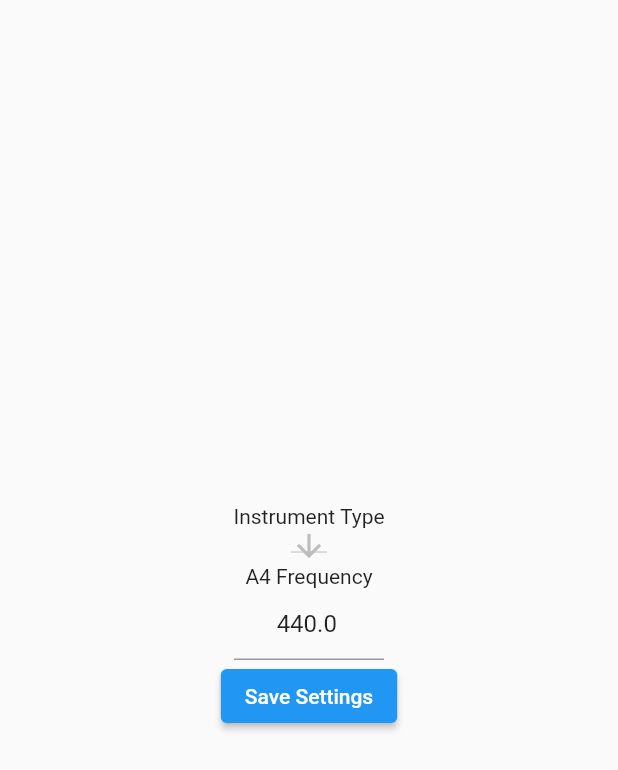
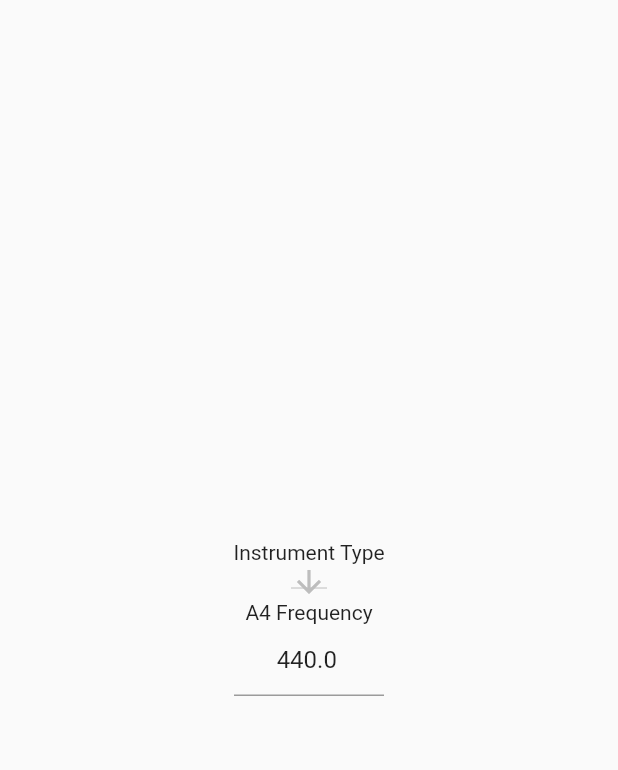
Before and after one commit to MacherelR/instrument_tuner, a Flutter app: the SettingsView widget shown alone on an empty page, opened directly, on a phone screen of 412 x 824 dp. Shown: the top 770 px of the screen. Run offline on Flutter 3.47's test engine with Material 2 defaults, Android fonts, the phone set to English and light mode, and no system bars; our stand-ins replace bloc, equatable, flutter_bloc, permission_handler, rxdart, shared_preferences and 1 more; missing offline and left inert: flutter_audio_capture, oscilloscope, pitch_detector_dart, pitchupdart; accounts and stored records are empty.

Commit message:
Bloc Provider + sharedPrefs storage for Settings

```diff
--- a/app_tuner/lib/Apis/SharedPrefsSettingsAPI.dart
+++ b/app_tuner/lib/Apis/SharedPrefsSettingsAPI.dart
@@ -14,11 +14,9 @@ class SharedPrefsSettingsAPI extends SettingsApi {
       : _preferences = plugin {
     final settingsJson = _getValue(_settingsKey);
     if (settingsJson != null) {
-      final settings = (json.decode(settingsJson) as List)
-          .map((e) => TunerSettings.fromJson(e))
-          .toList();
+      final settings = (json.decode(settingsJson));
     } else {
-      final settings = [const TunerSettings()];
+      final settings = const TunerSettings();
     }
   }
 
@@ -26,23 +24,25 @@ class SharedPrefsSettingsAPI extends SettingsApi {
   Future<void> deleteSettings(String id) {
     throw UnimplementedError();
   }
-
-  final _settingsStreamController = BehaviorSubject<TunerSettings>();
   String? _getValue(String key) => _preferences.getString(_settingsKey);
   Future<void> _setValue(String key, String value) =>
       _preferences.setString(key, value);
 
   @override
   TunerSettings getSettings() {
-    return _settingsStreamController.hasValue
-        ? _settingsStreamController.value
-        : const TunerSettings();
+    final settingsJson = _getValue(_settingsKey);
+    if(settingsJson != null){
+      var decoded = json.decode(settingsJson) as Map<String,dynamic>;
+      var decodedSettings = TunerSettings.fromJson(decoded);
+      return decodedSettings;
+    }
+    else{
+      return const TunerSettings();
+    }
   }
 
   @override
   Future<void> saveSettings(TunerSettings tunerSettings) {
-    final settings = _settingsStreamController.value;
-    _settingsStreamController.add(tunerSettings);
-    return _setValue(_settingsKey, json.encode(settings));
+    return _setValue(_settingsKey, json.encode(tunerSettings));
   }
 }
--- a/app_tuner/lib/Blocs/settings_bloc.dart
+++ b/app_tuner/lib/Blocs/settings_bloc.dart
@@ -25,7 +25,9 @@ class SettingsBloc extends Bloc<SettingsEvent, SettingsState> {
   // }
   Future<void> _onSettingsEdited(
       SettingsEdited event, Emitter<SettingsState> emit) async {
+    emit(state.copyWith(status: SettingsStatus.loading));
     await _settingsRepository.saveSettings(event.settings);
+    emit(state.copyWith(status: SettingsStatus.loaded, settings: event.settings));
   }
 
   Future<void> _onSettingsSubscriptionRequested(
--- a/app_tuner/lib/Pages/SettingsPage.dart
+++ b/app_tuner/lib/Pages/SettingsPage.dart
@@ -29,11 +29,11 @@ class SettingsView extends StatelessWidget {
   @override
   Widget build(BuildContext context) {
     return BlocBuilder<SettingsBloc, SettingsState>(builder: (context, state) {
-      if (state.status == SettingsStatus.loading) {
-        return const Center(
-          child: CircularProgressIndicator(),
-        );
-      }
+      // if (state.status == SettingsStatus.loading) {
+      //   return const Center(
+      //     child: CircularProgressIndicator(),
+      //   );
+      // }
 
       return Column(
         mainAxisAlignment: MainAxisAlignment.center,
--- a/app_tuner/lib/models/Settings.dart
+++ b/app_tuner/lib/models/Settings.dart
@@ -10,7 +10,7 @@ class TunerSettings {
   final double _baseFrequency;
 
   TunerSettings.fromJson(Map<String, dynamic> json)
-      : _instrumentType = json['instrumentType'] ?? InstrumentType.guitar,
+      : _instrumentType = stringToInstype(json['instrumentType']) ?? InstrumentType.guitar,
         _baseFrequency = json['baseFrequency'] ?? 440;
 
   Map<String, dynamic> toJson() => {
@@ -18,7 +18,25 @@ class TunerSettings {
         'baseFrequency': _baseFrequency
       };
 
+
   InstrumentType get instrumentType {
     return _instrumentType;
   }
+  double get baseFrequency{
+    return _baseFrequency;
+  }
 }
+
+InstrumentType? stringToInstype(String val){
+  InstrumentType? ret = null;
+  switch (val){
+    case "InstrumentType.Guitar":{
+      ret =  InstrumentType.guitar;
+      break;
+    }
+    case "InstrumentType.violin":
+      ret =  InstrumentType.violin;
+      break;
+  }
+  return ret;
+}
--- a/app_tuner/lib/widgets/freq_form.dart
+++ b/app_tuner/lib/widgets/freq_form.dart
@@ -16,13 +16,15 @@ class FrequencyForm extends StatefulWidget {
 
 class _FrequencyFormState extends State<FrequencyForm> {
   final _formKey = GlobalKey<FormState>();
-  final defaultFrequency = 440.0;
-  final frequencyController = TextEditingController(text: '440.0');
-  InstrumentType instrument = InstrumentType.guitar;
-  double setFrequency = 440.0;
+  final frequencyController = TextEditingController();
   @override
   Widget build(BuildContext context) {
     return BlocBuilder<SettingsBloc, SettingsState>(builder: (context, state) {
+      TunerSettings settings = state.settings;
+      InstrumentType instrument = settings.instrumentType;
+      double setFrequency = settings.baseFrequency;
+      String text = settings.baseFrequency.toString();
+      frequencyController.value = frequencyController.value.copyWith(text: text);
       if (state.status == SettingsStatus.loading) {
         return const Center(
           child: CircularProgressIndicator(),
@@ -32,22 +34,6 @@ class _FrequencyFormState extends State<FrequencyForm> {
         mainAxisAlignment: MainAxisAlignment.center,
         crossAxisAlignment: CrossAxisAlignment.center,
         children: <Widget>[
-          // const Center(
-          //   child: Text('Instrument Type'),
-          // ),
-          // Center(
-          //     child: DropdownButton<InstrumentType>(
-          //         value: state.settings.instrumentType,
-          //         icon: const Icon(Icons.arrow_downward),
-          //         items: InstrumentType.values.map((InstrumentType classType) {
-          //           return DropdownMenuItem<InstrumentType>(
-          //               value: classType, child: Text(classType.name));
-          //         }).toList(),
-          //         onChanged: (value) {
-          //           context
-          //               .read<SettingsBloc>()
-          //               .add(SettingsEdited(state.settings));
-          //         })),
           Center(
               child: Form(
             key: _formKey,
@@ -61,7 +47,7 @@ class _FrequencyFormState extends State<FrequencyForm> {
                   ),
                   Center(
                      child: DropdownButton<InstrumentType>(
-                          value: state.settings.instrumentType,
+                      value: settings.instrumentType,
                       icon: const Icon(Icons.arrow_downward),
                       items: InstrumentType.values
                           .map((InstrumentType classType) {
@@ -69,8 +55,19 @@ class _FrequencyFormState extends State<FrequencyForm> {
                             value: classType, child: Text(classType.name));
                       }).toList(),
                       onChanged: (value) {
+                        // print("onChanged, value = " + value.toString());
+                        // instrument = value!;
+                        // print("instrument var value : " + instrument.toString());
+                        // setState(() {
+                        //   value: instrument;
+                        // });
                         instrument = value!;
-                          })),
+                        TunerSettings settings = TunerSettings(
+                            instrumentT: instrument, baseFrequency: setFrequency);
+                        context.read<SettingsBloc>().add(SettingsEdited(settings));
+                      },
+                      )
+                  ),
                   const Center(
                     child: Text("A4 Frequency"),
                   ),
@@ -93,21 +90,24 @@ class _FrequencyFormState extends State<FrequencyForm> {
                       autovalidateMode: AutovalidateMode.always,
                       onChanged: (value) {
                         setFrequency = double.tryParse(value)!;
+                        TunerSettings settings = TunerSettings(
+                            instrumentT: instrument, baseFrequency: setFrequency);
+                        context.read<SettingsBloc>().add(SettingsEdited(settings));
                       },
                     ),
                   ),
                 ]),
           )),
-          ElevatedButton(
-            onPressed: () {
-              print(instrument.toString());
-              print(setFrequency.toString());
-              TunerSettings settings = TunerSettings(
-                  instrumentT: instrument, baseFrequency: setFrequency);
-              context.read<SettingsBloc>().add(SettingsEdited(settings));
-            },
-            child: const Text('Save Settings'),
-          ),
+          // ElevatedButton(
+          //   onPressed: () {
+          //     print("instrument var value :" + instrument.toString());
+          //     print(setFrequency.toString());
+          //     TunerSettings settings = TunerSettings(
+          //         instrumentT: instrument, baseFrequency: setFrequency);
+          //     context.read<SettingsBloc>().add(SettingsEdited(settings));
+          //   },
+          //   child: const Text('Save Settings'),
+          // ),
         ],
       );
     });
```
Lines whose indentation alone changed are shown as unchanged.
